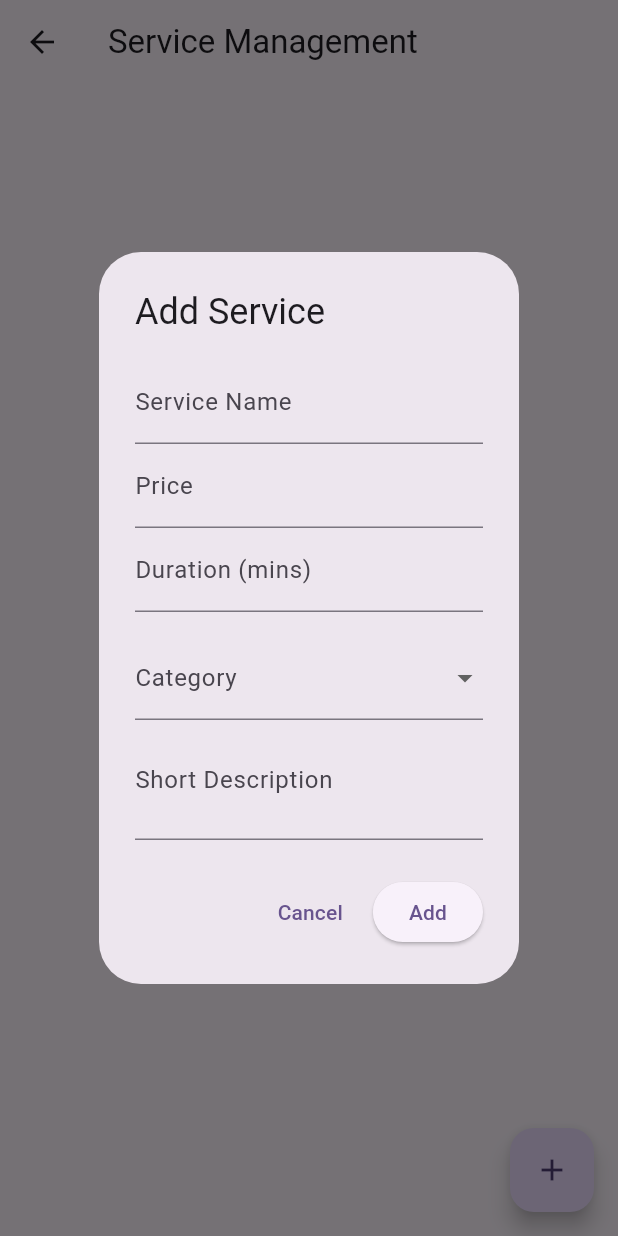
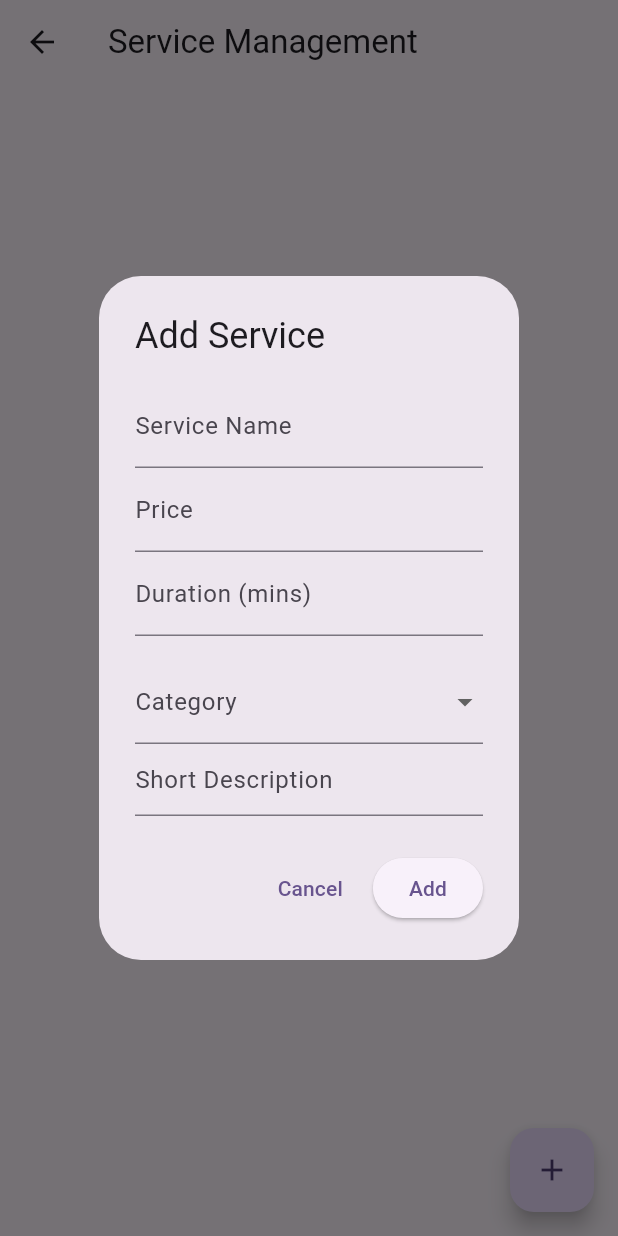
Before and after one commit to n0t-adm1n/parlor_vendor_app, a Flutter app: the ServiceManagementScreen screen opened directly with empty values, after a tap on the "add" icon, on a phone screen of 412 x 824 dp. Run offline on Flutter 3.47's test engine with Material 3 defaults, Android fonts, the phone set to English and light mode, and no system bars; our stand-ins replace cloud_firestore, firebase_auth, firebase_core, firebase_messaging; accounts and stored records are empty.

Commit message:
refactor: update service description field to support multiline input and adjust padding

```diff
--- a/lib/screens/profile/service_management_screen.dart
+++ b/lib/screens/profile/service_management_screen.dart
@@ -81,8 +81,13 @@ class _ServiceManagementScreenState extends State<ServiceManagementScreen> {
                       ),
                       TextFormField(
                         controller: descriptionController,
-                        decoration: const InputDecoration(labelText: 'Short Description'),
-                        maxLines: 2,
+                        keyboardType: TextInputType.multiline,
+                        textInputAction: TextInputAction.newline,
+                        maxLines: null,
+                        decoration: const InputDecoration(
+                          labelText: 'Short Description',
+                          contentPadding: EdgeInsets.zero,
+                        ),
                       ),
                     ],
                   ),
```
